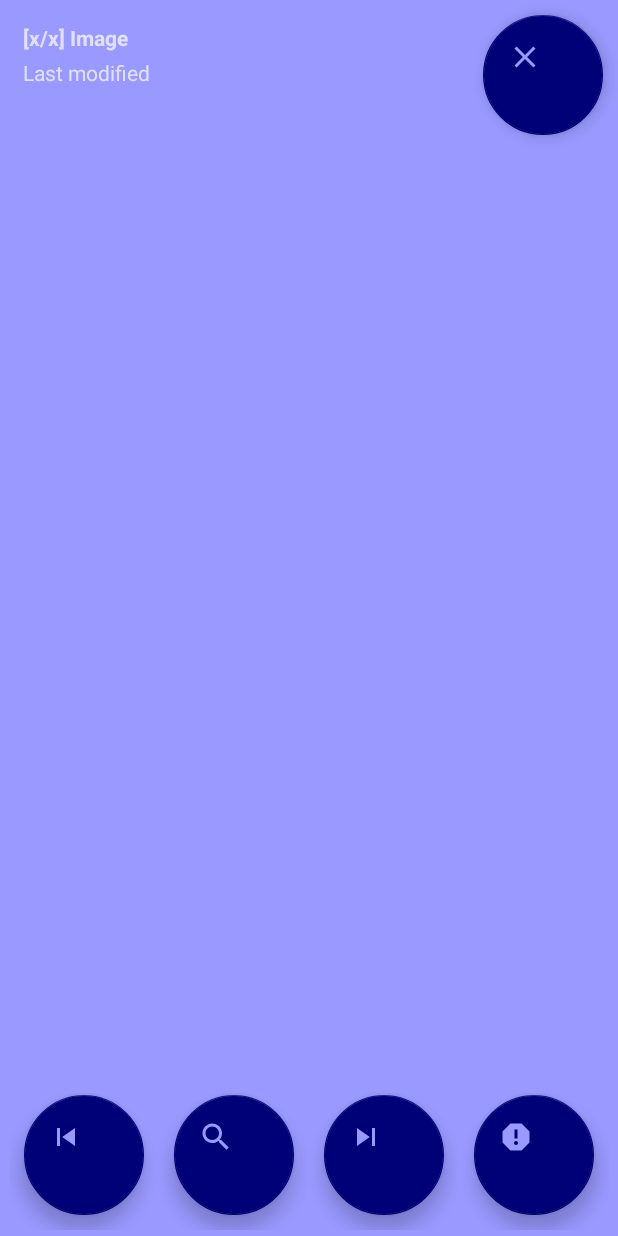
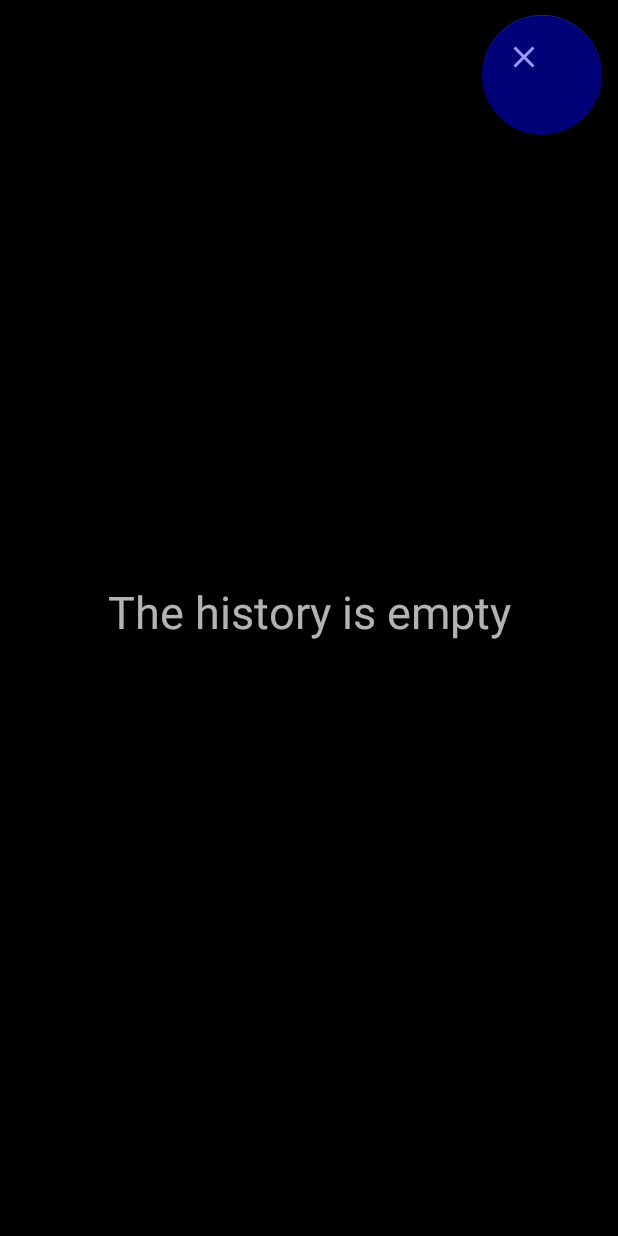
Before and after one commit to lefty89/speakshot, an Android app: the screen it shows after launch (MainActivity), after a tap on an icon or button, on a phone screen of 412 x 824 dp. Run offline under Robolectric (Android 15) with nearby library versions, the phone set to English and light mode, and no system bars; 3 statements that could not run were skipped.

Commit message:
[TASK] History visual update

```diff
--- a/app/src/main/java/com/hsfl/speakshot/ui/ResultFragment.java
+++ b/app/src/main/java/com/hsfl/speakshot/ui/ResultFragment.java
@@ -81,7 +81,7 @@ public class ResultFragment extends Fragment {
         final FloatingActionButton playButton = (FloatingActionButton)mInflatedView.findViewById(R.id.read_fragment_play);
         playButton.setOnClickListener(new View.OnClickListener() {
             public void onClick(View v) {
-                String text = ((MainActivity)getActivity()).getResources().getString(R.string.read_results_audio_result_x_of_y, counter+1, detectedTexts.size(), detectedTexts.get(counter).getText());
+                String text = ((MainActivity)getActivity()).getResources().getString(R.string.result_audio_result_x_of_y, counter+1, detectedTexts.size(), detectedTexts.get(counter).getText());
                 AudioService.getInstance().speak(text);
             }
         });
@@ -162,7 +162,7 @@ public class ResultFragment extends Fragment {
         final TextView resultText = (TextView)mInflatedView.findViewById(R.id.txt_sections_result);
         resultText.setText(detectedTexts.get(counter).getText());
         final TextView headerText = (TextView)mInflatedView.findViewById(R.id.txt_sections_header);
-        String text = ((MainActivity)getActivity()).getResources().getString(R.string.read_results_textview_header_result_x_of_y, counter+1, detectedTexts.size());
+        String text = ((MainActivity)getActivity()).getResources().getString(R.string.result_textview_header_result_x_of_y, counter+1, detectedTexts.size());
         headerText.setText(text);
     }
 }
--- a/app/src/main/res/layout/history_fragment.xml
+++ b/app/src/main/res/layout/history_fragment.xml
@@ -1,15 +1,16 @@
 <?xml version="1.0" encoding="utf-8"?>
-<android.support.design.widget.CoordinatorLayout xmlns:android="http://schemas.android.com/apk/res/android"
+<FrameLayout xmlns:android="http://schemas.android.com/apk/res/android"
     xmlns:app="http://schemas.android.com/apk/res-auto"
     xmlns:tools="http://schemas.android.com/tools"
     android:layout_width="match_parent"
     android:layout_height="match_parent"
     tools:context="com.hsfl.speakshot.MainActivity">
 
+
     <FrameLayout
         android:layout_width="match_parent"
         android:layout_height="match_parent"
-        android:background="@color/lightColorA">
+        android:background="@color/black">
         <ImageView
             android:id="@+id/img_history"
             android:layout_width="match_parent"
@@ -17,15 +18,28 @@
         <LinearLayout
             android:orientation="vertical"
             android:layout_width="match_parent"
+            android:layout_height="match_parent">
+            <LinearLayout
+                android:orientation="horizontal"
+                android:layout_width="match_parent"
                 android:layout_height="wrap_content">
+                <LinearLayout
+                    android:id="@+id/history_info_container"
+                    android:visibility="invisible"
+                    android:orientation="vertical"
+                    android:layout_width="wrap_content"
+                    android:layout_height="wrap_content"
+                    android:layout_weight="1000">
                     <TextView
                         android:text="[x/x] Image"
                         android:layout_width="match_parent"
                         android:layout_height="wrap_content"
                         android:id="@+id/txt_history_header_name"
                         android:textStyle="bold"
-                android:paddingEnd="@dimen/textview_padding" android:paddingStart="@dimen/textview_padding"
-                android:paddingTop="@dimen/textview_padding" android:elevation="1dp"
+                        android:paddingEnd="@dimen/textview_padding"
+                        android:paddingStart="@dimen/textview_padding"
+                        android:paddingTop="@dimen/textview_padding"
+                        android:elevation="1dp"
                         android:paddingBottom="@dimen/fab_margin"/>
                     <TextView
                         android:text="Last modified"
@@ -35,7 +49,35 @@
                         android:paddingStart="@dimen/textview_padding" android:paddingEnd="@dimen/textview_padding"
                         android:paddingBottom="@dimen/textview_padding" android:paddingTop="@dimen/fab_margin"/>
                 </LinearLayout>
+                <FrameLayout
+                    android:layout_width="@dimen/fab_frame_size"
+                    android:layout_height="@dimen/fab_frame_size"
+                    android:layout_gravity="top|end"
+                    android:layout_weight="1">
+                    <android.support.design.widget.FloatingActionButton
+                        android:id="@+id/btn_history_close"
+                        android:layout_width="match_parent"
+                        android:layout_height="match_parent"
+                        android:layout_margin="@dimen/fab_main_margin"
+                        app:srcCompat="@drawable/ic_close_black_24dp"/>
+                </FrameLayout>
+            </LinearLayout>
             <LinearLayout
+                android:layout_width="match_parent"
+                android:layout_height="wrap_content"
+                android:layout_weight="1000">
+                <TextView
+                    android:id="@+id/history_text"
+                    android:textSize="@dimen/textview_text_size"
+                    android:padding="@dimen/textview_padding"
+                    android:text="@string/history_empty"
+                    android:layout_width="fill_parent"
+                    android:layout_height="fill_parent"
+                    android:gravity="center_vertical|center_horizontal" />
+            </LinearLayout>
+            <LinearLayout
+                android:id="@+id/history_controls_container"
+                android:visibility="invisible"
                 android:orientation="vertical"
                 android:layout_width="wrap_content"
                 android:layout_height="wrap_content"
@@ -98,18 +140,7 @@
                     </FrameLayout>
                 </LinearLayout>
             </LinearLayout>
-        <FrameLayout
-            android:layout_width="@dimen/fab_frame_size"
-            android:layout_height="@dimen/fab_frame_size"
-            android:layout_weight="1"
-            android:layout_gravity="top|end">
-            <android.support.design.widget.FloatingActionButton
-                android:id="@+id/btn_history_close"
-                android:layout_width="match_parent"
-                android:layout_height="match_parent"
-                android:layout_margin="@dimen/fab_main_margin"
-                app:srcCompat="@drawable/ic_close_black_24dp"/>
-        </FrameLayout>
+        </LinearLayout>
     </FrameLayout>
 
-</android.support.design.widget.CoordinatorLayout>
+</FrameLayout>
--- a/app/src/main/res/layout/result_fragment.xml
+++ b/app/src/main/res/layout/result_fragment.xml
@@ -40,7 +40,7 @@
                     android:textSize="@dimen/textview_text_size"
                     android:padding="@dimen/textview_padding"
                     android:id="@+id/txt_sections_result"
-                    android:text="@string/read_results_no_text_blocks_found"
+                    android:text="@string/result_no_text_blocks_found"
                     android:layout_width="fill_parent"
                     android:layout_height="fill_parent"
                     android:gravity="bottom|center_horizontal"/>
```
Also changed, not shown: app/src/main/java/com/hsfl/speakshot/ui/HistoryFragment.java (+16 -3 lines), app/src/main/res/values/strings.xml (+7 -4 lines), 1 other file. Lines whose indentation alone changed are shown as unchanged.
